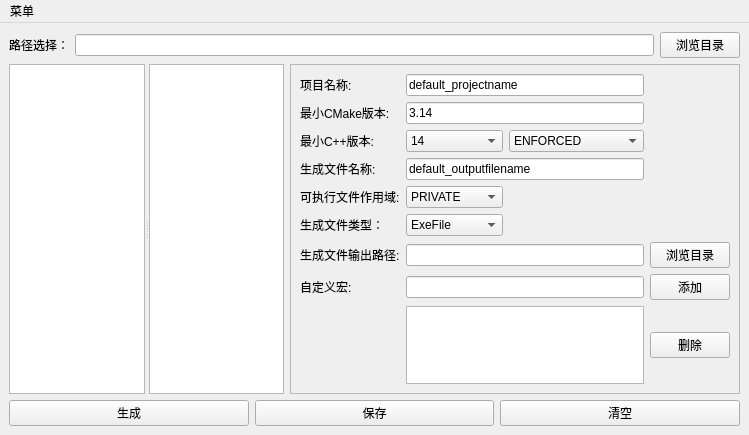
Above: mainwindow.ui from JX446/Easy-CMake before the change. Below: the same form after it.
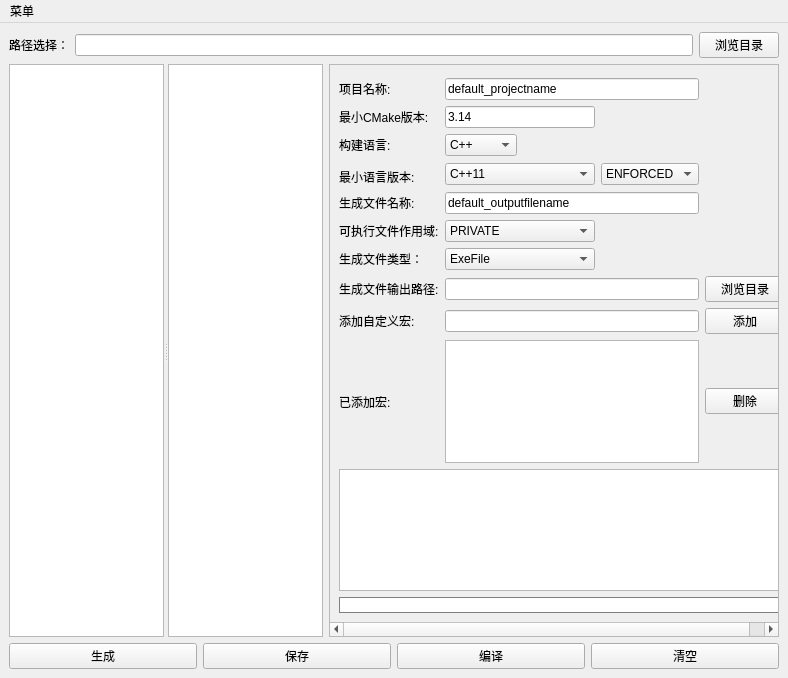
That is the form after the change. Custom widgets are drawn as their Qt base class.

Commit message: feat(build): add new build feature including directory cleanup, logging, and progress bar; fix duplicate signal binding issue

What changed in the file:
```diff
--- a/mainwindow.ui
+++ b/mainwindow.ui
@@ -6,8 +6,8 @@
    <rect>
     <x>0</x>
     <y>0</y>
-    <width>749</width>
-    <height>435</height>
+    <width>788</width>
+    <height>678</height>
    </rect>
   </property>
   <property name="windowTitle">
@@ -157,7 +157,7 @@
            <x>0</x>
            <y>0</y>
            <width>448</width>
-           <height>352</height>
+           <height>595</height>
           </rect>
          </property>
          <property name="sizePolicy">
@@ -166,10 +166,10 @@
            <verstretch>0</verstretch>
           </sizepolicy>
          </property>
-         <layout class="QVBoxLayout" name="verticalLayout_2">
-          <item>
            <layout class="QVBoxLayout" name="verticalLayout">
             <item>
+           <layout class="QGridLayout" name="gridLayout">
+            <item row="0" column="0" colspan="5">
              <spacer name="verticalSpacer">
               <property name="orientation">
                <enum>Qt::Orientation::Vertical</enum>
@@ -185,9 +185,7 @@
               </property>
              </spacer>
             </item>
-            <item>
-             <layout class="QGridLayout" name="gridLayout">
-              <item row="0" column="0">
+            <item row="1" column="0">
                <widget class="QLabel" name="label_2">
                 <property name="sizePolicy">
                  <sizepolicy hsizetype="Maximum" vsizetype="Fixed">
@@ -215,26 +213,7 @@
                 </property>
                </widget>
               </item>
-              <item row="0" column="1" colspan="2">
-               <widget class="QLineEdit" name="projectNameLineEdit">
-                <property name="sizePolicy">
-                 <sizepolicy hsizetype="Expanding" vsizetype="Fixed">
-                  <horstretch>0</horstretch>
-                  <verstretch>0</verstretch>
-                 </sizepolicy>
-                </property>
-                <property name="minimumSize">
-                 <size>
-                  <width>150</width>
-                  <height>0</height>
-                 </size>
-                </property>
-                <property name="text">
-                 <string>default_projectname</string>
-                </property>
-               </widget>
-              </item>
-              <item row="1" column="0">
+            <item row="2" column="0">
                <widget class="QLabel" name="label_3">
                 <property name="sizePolicy">
                  <sizepolicy hsizetype="Maximum" vsizetype="Fixed">
@@ -262,55 +241,15 @@
                 </property>
                </widget>
               </item>
-              <item row="1" column="1" colspan="2">
-               <widget class="QLineEdit" name="minimumVersionLineEdit">
-                <property name="sizePolicy">
-                 <sizepolicy hsizetype="Expanding" vsizetype="Fixed">
-                  <horstretch>0</horstretch>
-                  <verstretch>0</verstretch>
-                 </sizepolicy>
-                </property>
-                <property name="minimumSize">
-                 <size>
-                  <width>150</width>
-                  <height>0</height>
-                 </size>
-                </property>
+            <item row="3" column="0">
+             <widget class="QLabel" name="label_9">
                 <property name="text">
-                 <string>3.14</string>
+               <string>构建语言:</string>
                 </property>
                </widget>
               </item>
-              <item row="2" column="0">
-               <widget class="QLabel" name="label_13">
-                <property name="sizePolicy">
-                 <sizepolicy hsizetype="Maximum" vsizetype="Fixed">
-                  <horstretch>0</horstretch>
-                  <verstretch>0</verstretch>
-                 </sizepolicy>
-                </property>
-                <property name="minimumSize">
-                 <size>
-                  <width>100</width>
-                  <height>0</height>
-                 </size>
-                </property>
-                <property name="layoutDirection">
-                 <enum>Qt::LayoutDirection::LeftToRight</enum>
-                </property>
-                <property name="frameShadow">
-                 <enum>QFrame::Shadow::Plain</enum>
-                </property>
-                <property name="text">
-                 <string>最小C++版本:</string>
-                </property>
-                <property name="wordWrap">
-                 <bool>false</bool>
-                </property>
-               </widget>
-              </item>
-              <item row="2" column="1">
-               <widget class="QComboBox" name="cxxVersionComboBox">
+            <item row="4" column="1" rowspan="2" colspan="2">
+             <widget class="QComboBox" name="languageVersionComboBox">
                 <property name="sizePolicy">
                  <sizepolicy hsizetype="Minimum" vsizetype="Fixed">
                   <horstretch>0</horstretch>
@@ -332,7 +271,7 @@
                 </item>
                 <item>
                  <property name="text">
-                  <string>14</string>
+                <string>C++11</string>
                  </property>
                 </item>
                 <item>
@@ -352,8 +291,8 @@
                 </item>
                </widget>
               </item>
-              <item row="2" column="2">
-               <widget class="QComboBox" name="cxxVersionOptionComboBox">
+            <item row="4" column="3" rowspan="2">
+             <widget class="QComboBox" name="languageVersionOptionComboBox">
                 <property name="sizePolicy">
                  <sizepolicy hsizetype="Expanding" vsizetype="Fixed">
                   <horstretch>0</horstretch>
@@ -372,7 +311,35 @@
                 </item>
                </widget>
               </item>
-              <item row="3" column="0">
+            <item row="5" column="0">
+             <widget class="QLabel" name="label_13">
+              <property name="sizePolicy">
+               <sizepolicy hsizetype="Maximum" vsizetype="Fixed">
+                <horstretch>0</horstretch>
+                <verstretch>0</verstretch>
+               </sizepolicy>
+              </property>
+              <property name="minimumSize">
+               <size>
+                <width>100</width>
+                <height>0</height>
+               </size>
+              </property>
+              <property name="layoutDirection">
+               <enum>Qt::LayoutDirection::LeftToRight</enum>
+              </property>
+              <property name="frameShadow">
+               <enum>QFrame::Shadow::Plain</enum>
+              </property>
+              <property name="text">
+               <string>最小语言版本:</string>
+              </property>
+              <property name="wordWrap">
+               <bool>false</bool>
+              </property>
+             </widget>
+            </item>
+            <item row="6" column="0">
                <widget class="QLabel" name="label_4">
                 <property name="sizePolicy">
                  <sizepolicy hsizetype="Maximum" vsizetype="Fixed">
@@ -400,7 +367,7 @@
                 </property>
                </widget>
               </item>
-              <item row="3" column="1" colspan="2">
+            <item row="6" column="1" colspan="3">
                <widget class="QLineEdit" name="outputFileNameLineEdit">
                 <property name="sizePolicy">
                  <sizepolicy hsizetype="Expanding" vsizetype="Fixed">
@@ -419,7 +386,7 @@
                 </property>
                </widget>
               </item>
-              <item row="4" column="0">
+            <item row="7" column="0">
                <widget class="QLabel" name="label_8">
                 <property name="sizePolicy">
                  <sizepolicy hsizetype="Maximum" vsizetype="Fixed">
@@ -447,7 +414,7 @@
                 </property>
                </widget>
               </item>
-              <item row="4" column="1">
+            <item row="7" column="1" colspan="2">
                <widget class="QComboBox" name="exeFileScopeComboBox">
                 <item>
                  <property name="text">
@@ -466,7 +433,7 @@
                 </item>
                </widget>
               </item>
-              <item row="5" column="0">
+            <item row="8" column="0">
                <widget class="QLabel" name="label_12">
                 <property name="sizePolicy">
                  <sizepolicy hsizetype="Maximum" vsizetype="Fixed">
@@ -485,7 +452,7 @@
                 </property>
                </widget>
               </item>
-              <item row="5" column="1">
+            <item row="8" column="1" colspan="2">
                <widget class="QComboBox" name="outputFileTypeOptionComboBox">
                 <item>
                  <property name="text">
@@ -509,7 +476,7 @@
                 </item>
                </widget>
               </item>
-              <item row="6" column="0">
+            <item row="9" column="0">
                <widget class="QLabel" name="label_5">
                 <property name="sizePolicy">
                  <sizepolicy hsizetype="Maximum" vsizetype="Fixed">
@@ -537,7 +504,7 @@
                 </property>
                </widget>
               </item>
-              <item row="6" column="1" colspan="2">
+            <item row="9" column="1" colspan="3">
                <widget class="QLineEdit" name="outputFileDirLineEdit">
                 <property name="sizePolicy">
                  <sizepolicy hsizetype="Expanding" vsizetype="Fixed">
@@ -559,7 +526,7 @@
                 </property>
                </widget>
               </item>
-              <item row="6" column="3">
+            <item row="9" column="4">
                <widget class="QPushButton" name="outputFileDirPushButton">
                 <property name="sizePolicy">
                  <sizepolicy hsizetype="Fixed" vsizetype="Fixed">
@@ -581,7 +548,7 @@
                 </property>
                </widget>
               </item>
-              <item row="7" column="0">
+            <item row="10" column="0">
                <widget class="QLabel" name="label_6">
                 <property name="sizePolicy">
                  <sizepolicy hsizetype="Maximum" vsizetype="Fixed">
@@ -596,14 +563,14 @@
                  </size>
                 </property>
                 <property name="text">
-                 <string>自定义宏:</string>
+               <string>添加自定义宏:</string>
                 </property>
                </widget>
               </item>
-              <item row="7" column="1" colspan="2">
+            <item row="10" column="1" colspan="3">
                <widget class="QLineEdit" name="addMacroLineEdit"/>
               </item>
-              <item row="7" column="3">
+            <item row="10" column="4">
                <widget class="QPushButton" name="addMacroPushButton">
                 <property name="sizePolicy">
                  <sizepolicy hsizetype="Fixed" vsizetype="Fixed">
@@ -616,7 +583,14 @@
                 </property>
                </widget>
               </item>
-              <item row="8" column="1" colspan="2">
+            <item row="11" column="0">
+             <widget class="QLabel" name="label_7">
+              <property name="text">
+               <string>已添加宏:</string>
+              </property>
+             </widget>
+            </item>
+            <item row="11" column="1" colspan="3">
                <widget class="QListWidget" name="macroListWidget">
                 <property name="sizePolicy">
                  <sizepolicy hsizetype="Expanding" vsizetype="Fixed">
@@ -635,27 +609,100 @@
                 </property>
                </widget>
               </item>
-              <item row="8" column="3">
+            <item row="11" column="4">
                <widget class="QPushButton" name="deleteMacroPushButton">
                 <property name="text">
                  <string>删除</string>
                 </property>
                </widget>
               </item>
-             </layout>
+            <item row="12" column="0" colspan="5">
+             <widget class="QTextEdit" name="buildLogTextEdit">
+              <property name="readOnly">
+               <bool>true</bool>
+              </property>
+             </widget>
             </item>
+            <item row="3" column="1">
+             <widget class="QComboBox" name="languageChooseComboBox">
             <item>
-             <spacer name="verticalSpacer_2">
-              <property name="orientation">
-               <enum>Qt::Orientation::Vertical</enum>
-              </property>
-              <property name="sizeHint" stdset="0">
+               <property name="text">
+                <string>C++</string>
+               </property>
+              </item>
+              <item>
+               <property name="text">
+                <string>C</string>
+               </property>
+              </item>
+             </widget>
+            </item>
+            <item row="1" column="1" colspan="3">
+             <widget class="QLineEdit" name="projectNameLineEdit">
+              <property name="sizePolicy">
+               <sizepolicy hsizetype="Expanding" vsizetype="Fixed">
+                <horstretch>0</horstretch>
+                <verstretch>0</verstretch>
+               </sizepolicy>
+              </property>
+              <property name="minimumSize">
                <size>
-                <width>20</width>
-                <height>100</height>
+                <width>150</width>
+                <height>0</height>
                </size>
               </property>
-             </spacer>
+              <property name="text">
+               <string>default_projectname</string>
+              </property>
+             </widget>
+            </item>
+            <item row="2" column="1" colspan="2">
+             <widget class="QLineEdit" name="minimumVersionLineEdit">
+              <property name="sizePolicy">
+               <sizepolicy hsizetype="Expanding" vsizetype="Fixed">
+                <horstretch>0</horstretch>
+                <verstretch>0</verstretch>
+               </sizepolicy>
+              </property>
+              <property name="minimumSize">
+               <size>
+                <width>150</width>
+                <height>0</height>
+               </size>
+              </property>
+              <property name="text">
+               <string>3.14</string>
+              </property>
+             </widget>
+            </item>
+            <item row="13" column="0" colspan="5">
+             <widget class="QProgressBar" name="buildProgressBar">
+              <property name="sizePolicy">
+               <sizepolicy hsizetype="Expanding" vsizetype="Fixed">
+                <horstretch>0</horstretch>
+                <verstretch>0</verstretch>
+               </sizepolicy>
+              </property>
+              <property name="styleSheet">
+               <string notr="true">QProgressBar { height:12px; border:1px solid gray; border-radius:0px; text-align:center; } QProgressBar::chunk { background-color:#3CB371; border-radius:0px; width:1px; }
+
+
+          
+</string>
+              </property>
+              <property name="value">
+               <number>0</number>
+              </property>
+              <property name="textVisible">
+               <bool>false</bool>
+              </property>
+              <property name="invertedAppearance">
+               <bool>false</bool>
+              </property>
+              <property name="textDirection">
+               <enum>QProgressBar::Direction::TopToBottom</enum>
+              </property>
+             </widget>
             </item>
            </layout>
           </item>
@@ -702,6 +749,19 @@
         </property>
        </widget>
       </item>
+      <item>
+       <widget class="QPushButton" name="buildPushButton">
+        <property name="sizePolicy">
+         <sizepolicy hsizetype="Expanding" vsizetype="Fixed">
+          <horstretch>0</horstretch>
+          <verstretch>0</verstretch>
+         </sizepolicy>
+        </property>
+        <property name="text">
+         <string>编译</string>
+        </property>
+       </widget>
+      </item>
       <item>
        <widget class="QPushButton" name="clearButton">
         <property name="sizePolicy">
@@ -727,7 +787,7 @@
     <rect>
      <x>0</x>
      <y>0</y>
-     <width>749</width>
+     <width>788</width>
      <height>18</height>
     </rect>
    </property>
```
Left out of the diff: 16 changed lines with no effect on the pictures. Lines whose indentation alone changed are shown as unchanged. The commit also changes 4 other files.
